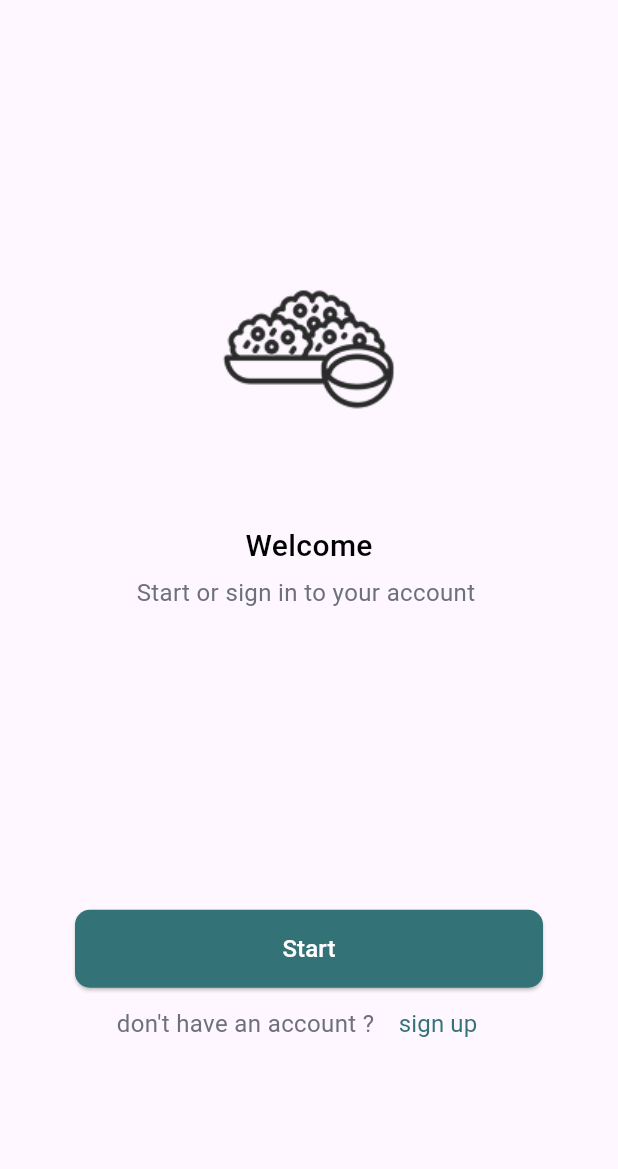
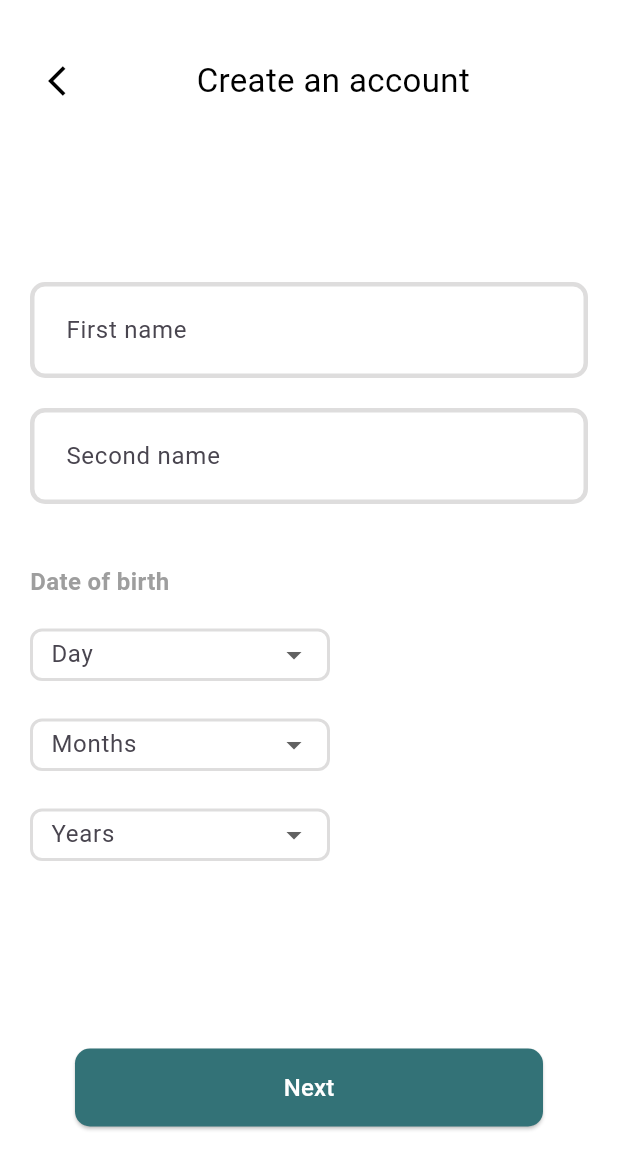
Before and after one commit to mariamesam720/EGYCAL, a Flutter app: the Welcome screen opened directly, after a tap on "sign up", on a phone screen of 412 x 824 dp. Shown: the top 1169 px of the screen. Run offline on Flutter 3.47's test engine with Material 3 defaults, Android fonts, the phone set to English and light mode, and no system bars; our stand-ins replace get, pinput, smooth_page_indicator; Roboto replaces fonts that are missing (lnter).

Commit message:
link remaining pages

```diff
--- a/lib/core/widgets/custom_elev_button.dart
+++ b/lib/core/widgets/custom_elev_button.dart
@@ -9,9 +9,10 @@ class ButtonWidget extends StatelessWidget {
     return ElevatedButton(
       onPressed: () => onPressedfn(),
       style: ElevatedButton.styleFrom(
-        backgroundColor: const Color(0xFF2F6F72), // Button color
-        minimumSize: const Size(double.infinity, 50), // Full width
-        shape: RoundedRectangleBorder(borderRadius: BorderRadius.circular(8)),
+              backgroundColor: Color(0xFF337277),
+            shape:RoundedRectangleBorder(borderRadius: BorderRadius.circular(10)),
+            fixedSize: Size(312, 52),
+            padding: EdgeInsets.symmetric(horizontal: 24,vertical: 12),
       ),
       child: Text(
         buttonName,
--- /dev/null
+++ b/lib/features/signUp/presentation/models/signUp_model.dart
@@ -0,0 +1,72 @@
+class SignUpModel {
+  String? firstName;
+  String? secondName;
+  String? day;
+  String? month;
+  String? year;
+  String? email;
+  String? password;
+  String? repeatPassword;
+  final List<String> days = List.generate(31, (index) => (index + 1).toString());
+  final List<String> months = [
+    'January', 'February', 'March', 'April', 'May', 'June',
+    'July', 'August', 'September', 'October', 'November', 'December'
+  ];
+  final List<String> years = List.generate(100, (index) => (DateTime.now().year - index).toString());
+
+  String? validateFirstName(String? value) {
+    if (value == null || value.isEmpty) return 'Please enter your first name';
+    return null;
+  }
+
+  String? validateSecondName(String? value) {
+    if (value == null || value.isEmpty) return 'Please enter your second name';
+    return null;
+  }
+
+  String? validateDay(String? value) {
+    if (value == null || value.isEmpty) return 'Please select a day';
+    return null;
+  }
+
+  String? validateMonth(String? value) {
+    if (value == null || value.isEmpty) return 'Please select a month';
+    return null;
+  }
+
+  String? validateYear(String? value) {
+    if (value == null || value.isEmpty) return 'Please select a year';
+    return null;
+  }
+  String? validateEmail(String? value) {
+    if (value == null || value.isEmpty) {
+      return 'Please enter your email address';
+    }
+    if (!value.contains('@')) return 'Please enter a valid email address';
+    return null;
+  }
+
+  String? validatePassword(String? value) {
+    if (value == null || value.isEmpty) return 'Please enter your password';
+    if (value.length < 6) {
+      return 'Password must be at least 6 characters long';
+    }
+    return null;
+  }
+  void savePassword(String? value) => password = value;
+  String? validateRepeatPassword(String? value) {
+    if (value == null || value.isEmpty) {
+      return 'Please repeat your password';
+    }
+    if (value != password) {
+      return 'Passwords do not match';
+    }
+    return null;
+  }
+
+  void saveEmail(String? value) => email = value;
+
+  void saveRepeatPassword(String? value) => repeatPassword = value;
+  void saveFirstName(String? value) => firstName = value;
+  void saveSecondName(String? value) => secondName = value;
+}
--- /dev/null
+++ b/lib/features/signUp/presentation/screens/signUp_page1.dart
@@ -0,0 +1,142 @@
+import 'package:egycal/core/widgets/custom_elev_button.dart';
+import 'package:egycal/core/widgets/custom_textfield.dart';
+import 'package:egycal/features/signUp/presentation/models/signUp_model.dart';
+import 'package:egycal/features/signUp/presentation/screens/signUp_page2.dart';
+import 'package:egycal/features/signUp/presentation/widgets/custom_dropdown.dart';
+import 'package:flutter/gestures.dart';
+import 'package:flutter/material.dart';
+
+class SignUpPage extends StatefulWidget {
+  const SignUpPage({super.key});
+
+  @override
+  // ignore: library_private_types_in_public_api
+  _SignUpPageState createState() => _SignUpPageState();
+}
+
+class _SignUpPageState extends State<SignUpPage> {
+  final _formKey = GlobalKey<FormState>();
+  final SignUpModel signUpModel = SignUpModel();
+
+  @override
+  Widget build(BuildContext context) {
+    return Scaffold(
+      backgroundColor: Colors.white,
+      body: Padding(
+        padding: const EdgeInsets.symmetric(horizontal: 20.0, vertical: 30),
+        child: Form(
+          key: _formKey,
+          child: ListView(
+            dragStartBehavior: DragStartBehavior.start,
+            children: [
+              Row(
+                children: [
+                  IconButton(
+                    icon: const Icon(Icons.arrow_back_ios, color: Colors.black),
+                    onPressed: () {
+                      Navigator.pop(context);
+                    },
+                  ),
+                  Spacer(flex: 8),
+                  const Text(
+                    "Create an account",
+                    style: TextStyle(color: Colors.black, fontSize: 22),
+                  ),
+                  Spacer(flex: 10),
+                ],
+              ),
+              SizedBox(height: 110,),
+              TextFieldWidget(
+                hintText: 'First name',
+                obscureText: false,
+                validator: signUpModel.validateFirstName,
+                onSaved: signUpModel.saveFirstName,
+              ),
+              const SizedBox(height: 20),
+              TextFieldWidget(
+                hintText: "Second name",
+                obscureText: false,
+                validator: signUpModel.validateSecondName,
+                onSaved: signUpModel.saveSecondName,
+              ),
+
+              SizedBox(height: 40,),
+              const Text(
+                "Date of birth",
+                style: TextStyle(
+                  fontSize: 16,
+                  fontWeight: FontWeight.bold,
+                  color: Colors.grey,
+                ),
+              ),
+              const SizedBox(height: 20),
+              SizedBox(
+                width: 200,
+                child: Column(
+                   crossAxisAlignment: CrossAxisAlignment.start, // Ensures full width
+                  children: [
+                    CustomDropdown(
+                      value: signUpModel.day,
+                      labelText: 'Day',
+                      items: signUpModel.days,
+                      validator: signUpModel.validateDay,
+                      onChanged: (value) {
+                        setState(() {
+                          signUpModel.day = value;
+                        });
+                      },
+                    ),
+                    CustomDropdown(
+                      value: signUpModel.month,
+                      labelText: 'Months',
+                      items: signUpModel.months,
+                      validator: signUpModel.validateMonth,
+                      onChanged: (value) {
+                        setState(() {
+                          signUpModel.month = value;
+                        });
+                      },
+                    ),
+                    CustomDropdown(
+                      value: signUpModel.year,
+                      labelText: 'Years',
+                      items: signUpModel.years,
+                      validator: signUpModel.validateYear,
+                      onChanged: (value) {
+                        setState(() {
+                          signUpModel.year = value;
+                        });
+                      },
+                    ),
+                  ],
+                ),
+              ),
+              const SizedBox(height: 100),
+              Padding(
+                padding: const EdgeInsets.symmetric(horizontal: 30),
+                child: ButtonWidget(
+                  buttonName: 'Next',
+                  onPressedfn: () {
+                    if (_formKey.currentState != null &&
+                        _formKey.currentState!.validate()) {
+                      _formKey.currentState!.save();
+                      Navigator.push(
+                        context,
+                        MaterialPageRoute(
+                          builder: (context) {
+                            return SignUpPage2();
+                          },
+                        ),
+                      ); // Go back to the login page
+                    }
+                  },
+                ),
+              ),
+
+            ],
+          ),
+        ),
+      ),
+    );
+  }
+}
--- /dev/null
+++ b/lib/features/signUp/presentation/widgets/custom_dropdown.dart
@@ -0,0 +1,59 @@
+import 'package:flutter/material.dart';
+
+class CustomDropdown extends StatelessWidget {
+  final String? value;
+  final String labelText;
+  final List<String> items;
+  final String? Function(String?)? validator;
+  final void Function(String?)? onChanged;
+
+  const CustomDropdown({
+    super.key,
+    required this.value,
+    required this.labelText,
+    required this.items,
+    this.validator,
+    this.onChanged,
+  });
+
+  @override
+  Widget build(BuildContext context) {
+    return Padding(
+      padding: const EdgeInsets.only(bottom: 25),
+      child: SizedBox(
+        height: 35,
+        width: 200,
+        child: DropdownButtonFormField<String>(
+          style: TextStyle(fontSize: 15, color: Colors.black),
+          dropdownColor: Colors.white,
+          menuMaxHeight: 250,
+          value: value,
+          decoration: InputDecoration(
+            labelText: labelText,
+
+            errorBorder: OutlineInputBorder(
+              // Error border
+              borderSide: BorderSide(color: Colors.red, width: 1),
+              borderRadius: BorderRadius.circular(8),
+            ),
+            enabledBorder: OutlineInputBorder(
+              borderSide: const BorderSide(width: 2, color: Color(0xFFDEDDDD)),
+              borderRadius: BorderRadius.circular(8),
+            ),
+            contentPadding: EdgeInsets.symmetric(vertical: 5, horizontal: 10),
+            border: OutlineInputBorder(borderRadius: BorderRadius.circular(8)),
+          ),
+          items:
+              items.map((String value) {
+                return DropdownMenuItem<String>(
+                  value: value,
+                  child: Text(value),
+                );
+              }).toList(),
+          onChanged: onChanged,
+          validator: validator,
+        ),
+      ),
+    );
+  }
+}
--- a/lib/features/welcome/presentation/widgets/Welcome.dart
+++ b/lib/features/welcome/presentation/widgets/Welcome.dart
@@ -1,5 +1,6 @@
 
 import 'package:egycal/features/login/presentation/login_page.dart';
+import 'package:egycal/features/signUp/presentation/screens/signUp_page1.dart';
 import 'package:flutter/material.dart';
 import 'package:get/get.dart';
 
@@ -68,7 +69,9 @@ class Welcome extends StatelessWidget {
                   fontWeight: FontWeight.normal,
                   color: Color(0xFF6E7179)
                 ),),
-              TextButton(onPressed: (){}, child: Text('sign up ', style: TextStyle(
+              TextButton(onPressed: (){
+                Get.to(() => SignUpPage());
+              }, child: Text('sign up ', style: TextStyle(
               fontFamily: 'lnter',
               fontSize: 16,
               fontWeight: FontWeight.normal,
--- a/lib/main.dart
+++ b/lib/main.dart
@@ -12,8 +12,10 @@ class EgyCal extends StatelessWidget {
 
   @override
   Widget build(BuildContext context) {
-    return GetMaterialApp(
-      home: SplashView(),
+    return SafeArea(
+      child: GetMaterialApp(
+        home: SplashView(),
+      ),
     );
   }
 }
--- a/pubspec.yaml
+++ b/pubspec.yaml
@@ -33,6 +33,7 @@ dependencies:
   flutter:
     sdk: flutter
   get: ^4.6.6
+  pinput: ^5.0.1
   smooth_page_indicator: ^1.2.0+3
 
 dev_dependencies:
```
Also changed, not shown: lib/features/forgot_reset_passward/presentation/models/forgot_reset_model.dart (added, +28 -0 lines), lib/features/forgot_reset_passward/presentation/screens/forgot_password_page.dart (added, +80 -0 lines), lib/features/forgot_reset_passward/presentation/screens/reset_password_page.dart (added, +95 -0 lines), lib/features/login/presentation/login_page.dart (+20 -31 lines), lib/features/signUp/presentation/screens/signUp_page2.dart (added, +80 -0 lines), pubspec.lock, 4 other files.
